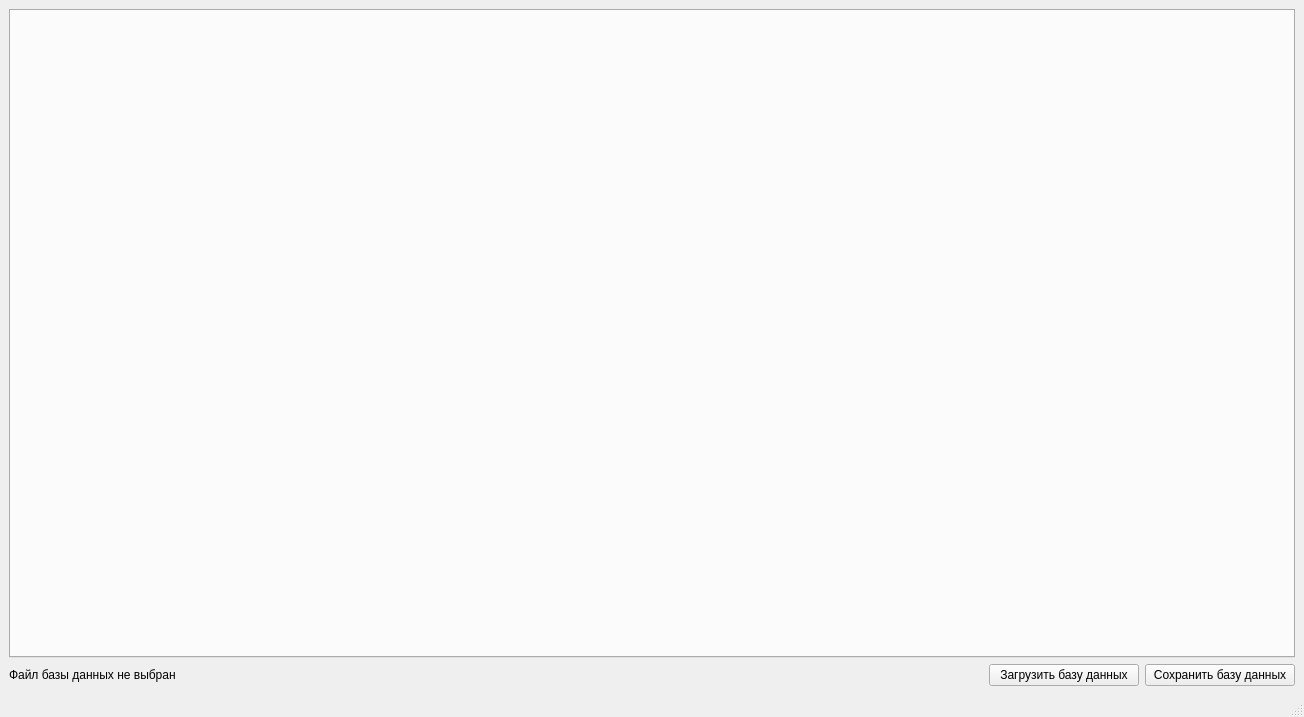
Above: forms/mainwindow.ui from k0tvtapke/QtProject before the change. Below: the same form after it.
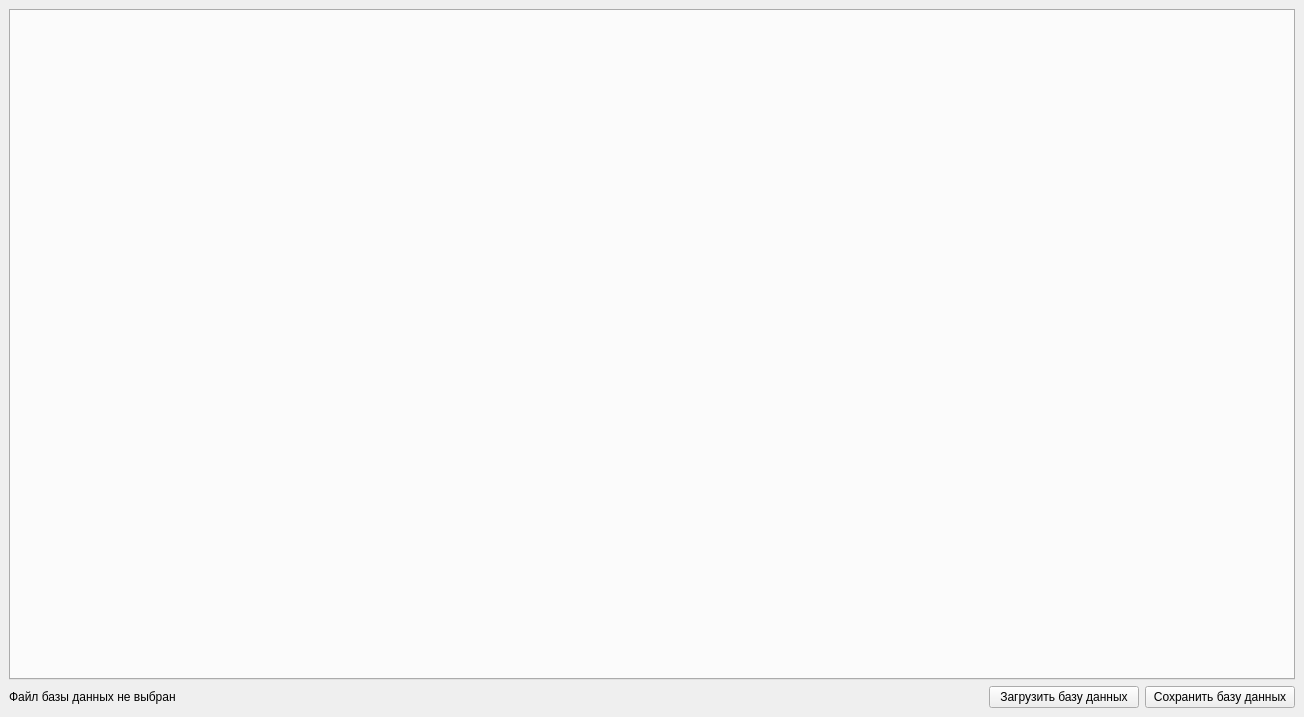
That is the form after the change.

```diff
--- a/forms/mainwindow.ui
+++ b/forms/mainwindow.ui
@@ -77,7 +77,6 @@
     </item>
    </layout>
   </widget>
-  <widget class="QStatusBar" name="statusbar"/>
  </widget>
  <resources/>
  <connections/>
```
Left out of the diff: 2 changed lines with no effect on the pictures.
